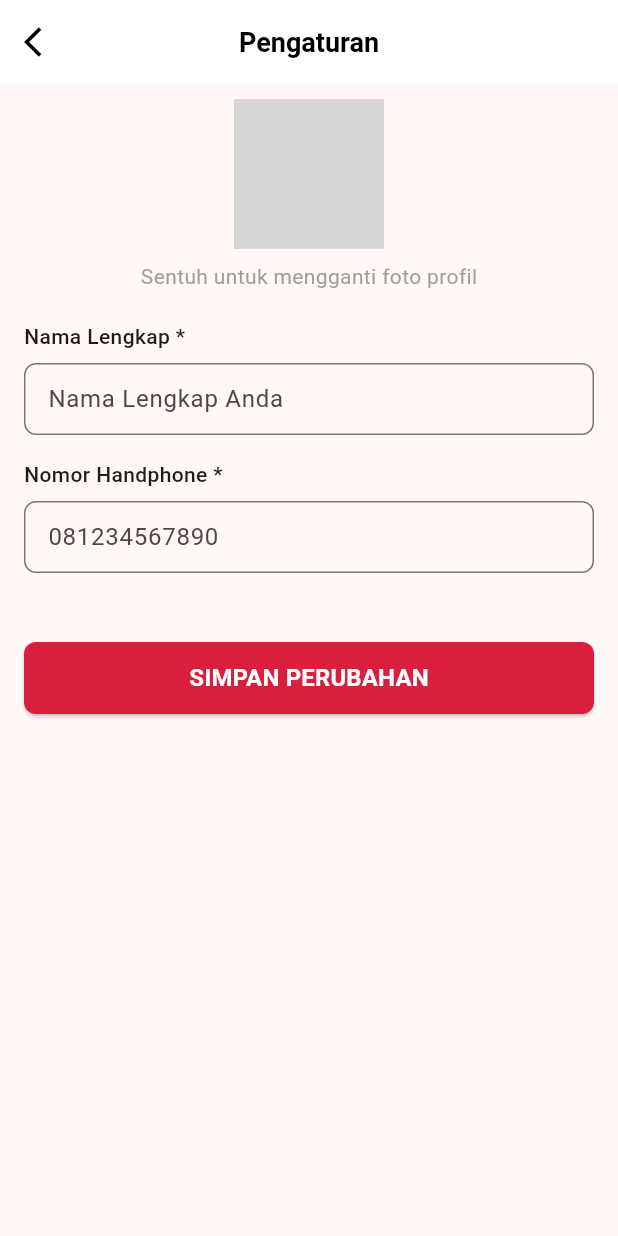
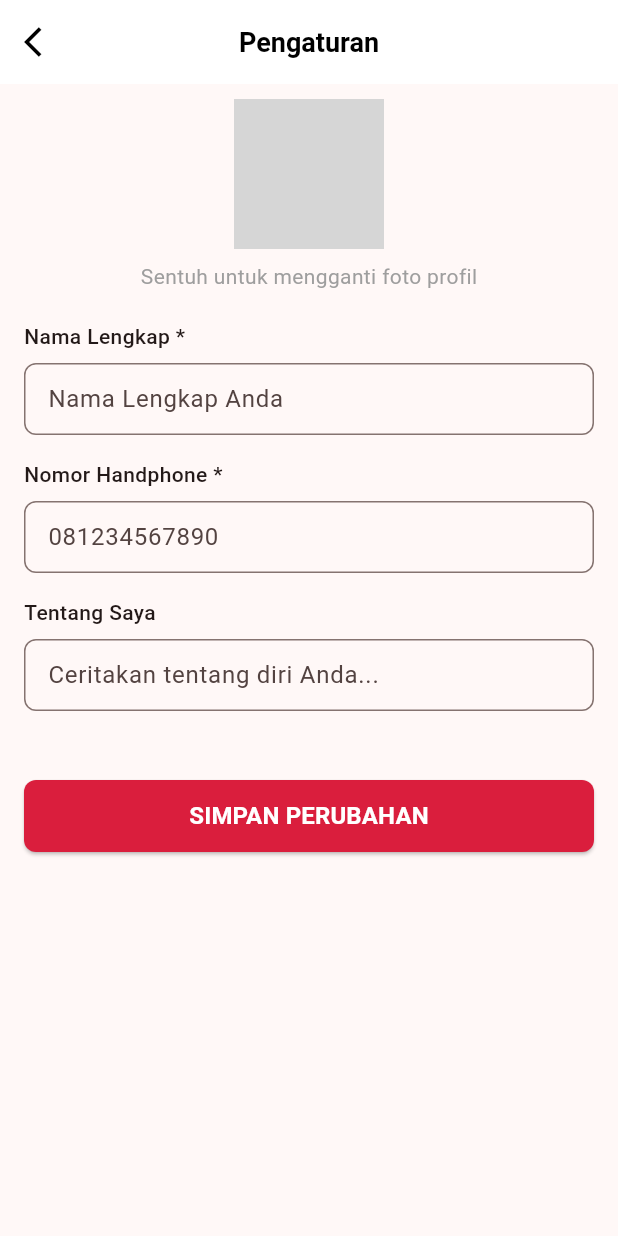
Before and after one commit to agnesjuliana/tekber_markas, a Flutter app: the ProfileEditScreen screen opened directly, on a phone screen of 412 x 824 dp. Run offline on Flutter 3.47's test engine with Material 3 defaults, Android fonts, the phone set to English and light mode, and no system bars; our stand-ins replace cloud_firestore, firebase_auth, firebase_core, google_fonts; accounts and stored records are empty; grey boxes are pictures that could not be loaded.

Commit message:
Nambah fitur tentang saya dan masuk ke firebase (algo create) di profile_edit_screen.dart

```diff
--- a/lib/screens/profile_edit_screen.dart
+++ b/lib/screens/profile_edit_screen.dart
@@ -10,6 +10,7 @@ class ProfileEditScreen extends StatefulWidget {
 class _ProfileEditScreenState extends State<ProfileEditScreen> {
   final TextEditingController fullNameController = TextEditingController();
   final TextEditingController phoneController = TextEditingController();
+  final TextEditingController aboutMeController = TextEditingController(); // Controller untuk "Tentang Saya"
   bool isLoading = false;
 
   @override
@@ -31,6 +32,7 @@ class _ProfileEditScreenState extends State<ProfileEditScreen> {
           setState(() {
             fullNameController.text = userDoc['name'] ?? '';
             phoneController.text = userDoc['number'] ?? '';
+            aboutMeController.text = userDoc['about'] ?? ''; // Muat data "Tentang Saya"
           });
         }
       }
@@ -51,8 +53,8 @@ class _ProfileEditScreenState extends State<ProfileEditScreen> {
         await FirebaseFirestore.instance.collection('users').doc(user.uid).update({
           'name': fullNameController.text.trim(),
           'number': phoneController.text.trim(),
+          'about': aboutMeController.text.trim(), // Simpan "Tentang Saya"
         });
-
         ScaffoldMessenger.of(context).showSnackBar(
           SnackBar(content: Text("Profil berhasil diperbarui!")),
         );
@@ -126,6 +128,11 @@ class _ProfileEditScreenState extends State<ProfileEditScreen> {
             controller: phoneController,
             hintText: '081234567890',
           ),
+          _inputField(
+            title: 'Tentang Saya',  // Menambahkan input field untuk "Tentang Saya"
+            controller: aboutMeController,
+            hintText: 'Ceritakan tentang diri Anda...',
+          ),
           SizedBox(height: 30),
           // Tombol Simpan Perubahan
           Center(
```
